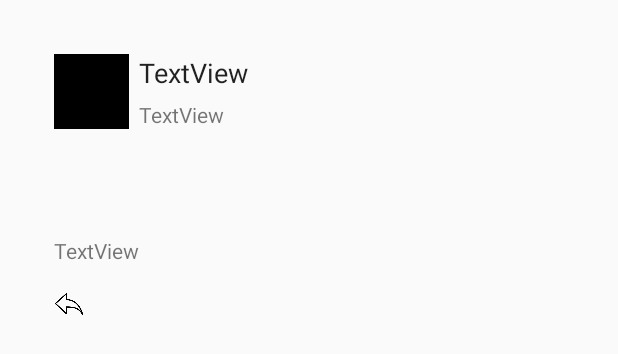
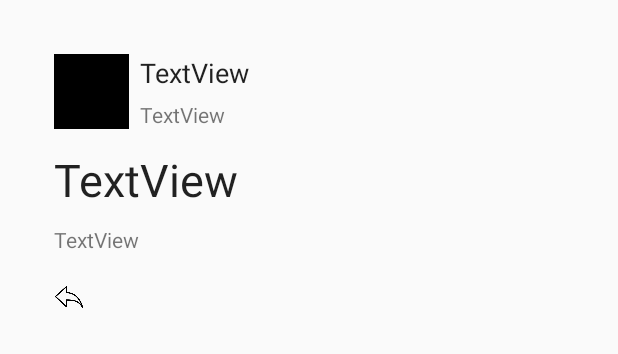
Before and after one commit to roopalkondepudi/Twitter, an Android app: the layout activity_tweet_details.xml on its own in the app's theme, with its tools: preview values and no code run, on a phone screen of 412 x 824 dp. Shown: the top 354 px of the screen. Run offline under Robolectric (Android 15) with nearby library versions, the phone set to English and light mode, and no system bars.

Commit message:
FIXED XMLgit add .git add .

```diff
--- a/FBUTwitterClient/app/src/main/java/com/codepath/apps/restclienttemplate/TweetDetailsActivity.java
+++ b/FBUTwitterClient/app/src/main/java/com/codepath/apps/restclienttemplate/TweetDetailsActivity.java
@@ -2,6 +2,7 @@ package com.codepath.apps.restclienttemplate;
 
 import android.os.Bundle;
 import android.support.v7.app.AppCompatActivity;
+import android.util.Log;
 import android.widget.ImageView;
 import android.widget.TextView;
 
@@ -39,6 +40,8 @@ public class TweetDetailsActivity extends AppCompatActivity {
         tvTweetBody.setText(tweet.getBody());
         tvUserName.setText(tweet.getUser().getName());
         tvTimeStamp.setText(tweet.getCreatedAt());
+        Log.d("time stamp", tvTimeStamp.toString());
+
 
         // on some click or some loading we need to wait for...
         //pbLoading.setVisibility(ProgressBar.VISIBLE);
--- a/FBUTwitterClient/app/src/main/res/layout/activity_tweet_details.xml
+++ b/FBUTwitterClient/app/src/main/res/layout/activity_tweet_details.xml
@@ -19,13 +19,9 @@
         android:id="@+id/tvUserName"
         android:layout_width="83dp"
         android:layout_height="wrap_content"
-        android:layout_above="@+id/tvHandle"
-        android:layout_alignEnd="@+id/tvHandle"
-        android:layout_alignRight="@+id/ivprofileImage"
-        android:layout_alignStart="@+id/tvHandle"
-        android:layout_alignTop="@+id/ivprofileImage"
-        android:layout_marginEnd="-25dp"
-        android:layout_marginRight="-91dp"
+        android:layout_alignParentStart="true"
+        android:layout_alignTop="@id/ivprofileImage"
+        android:layout_marginStart="93dp"
         android:text="TextView"
         android:textAppearance="@android:style/TextAppearance.Material.Large"
         android:textSize="18sp" />
@@ -34,17 +30,16 @@
         android:id="@+id/tvHandle"
         android:layout_width="wrap_content"
         android:layout_height="wrap_content"
-        android:layout_alignBottom="@+id/ivprofileImage"
-        android:layout_toEndOf="@+id/tvTimeStamp"
+        android:layout_alignBottom="@id/ivprofileImage"
+        android:layout_alignStart="@id/tvUserName"
         android:text="TextView" />
 
     <TextView
         android:id="@+id/tvTweetBody"
         android:layout_width="wrap_content"
         android:layout_height="wrap_content"
-        android:layout_above="@+id/tvTimeStamp"
         android:layout_alignParentTop="true"
-        android:layout_alignStart="@+id/tvTimeStamp"
+        android:layout_alignStart="@id/ivprofileImage"
         android:layout_marginTop="99dp"
         android:text="TextView"
         android:textAppearance="@android:style/TextAppearance.Material.Large"
@@ -54,17 +49,17 @@
         android:id="@+id/tvTimeStamp"
         android:layout_width="wrap_content"
         android:layout_height="wrap_content"
-        android:layout_alignParentTop="true"
-        android:layout_alignStart="@+id/ivprofileImage"
-        android:layout_marginTop="157dp"
+        android:layout_alignStart="@id/ivprofileImage"
+        android:layout_marginTop="10dp"
+        android:layout_below="@id/tvTweetBody"
         android:text="TextView" />
 
     <ImageView
         android:id="@+id/ivReplyIcon"
         android:layout_width="20dp"
         android:layout_height="20dp"
-        android:layout_alignParentTop="true"
-        android:layout_alignStart="@+id/ivprofileImage"
-        android:layout_marginTop="194dp"
+        android:layout_below="@id/tvTimeStamp"
+        android:layout_alignStart="@id/ivprofileImage"
+        android:layout_marginTop="20dp"
         app:srcCompat="@drawable/reply_icon" />
 </RelativeLayout>
```
